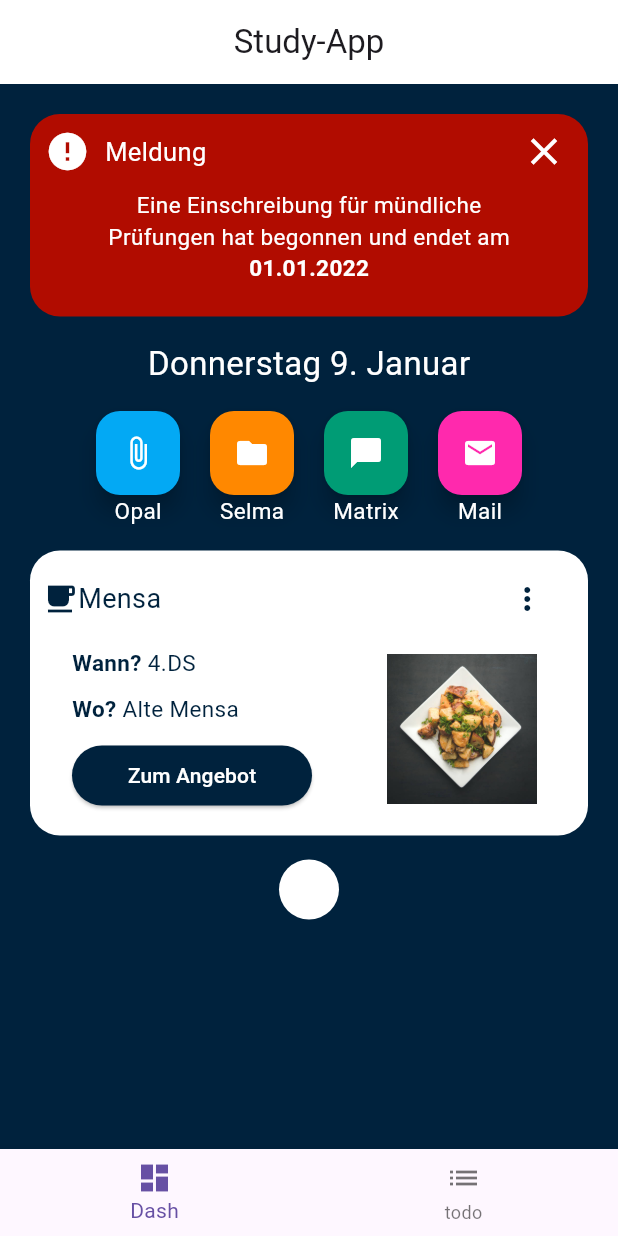
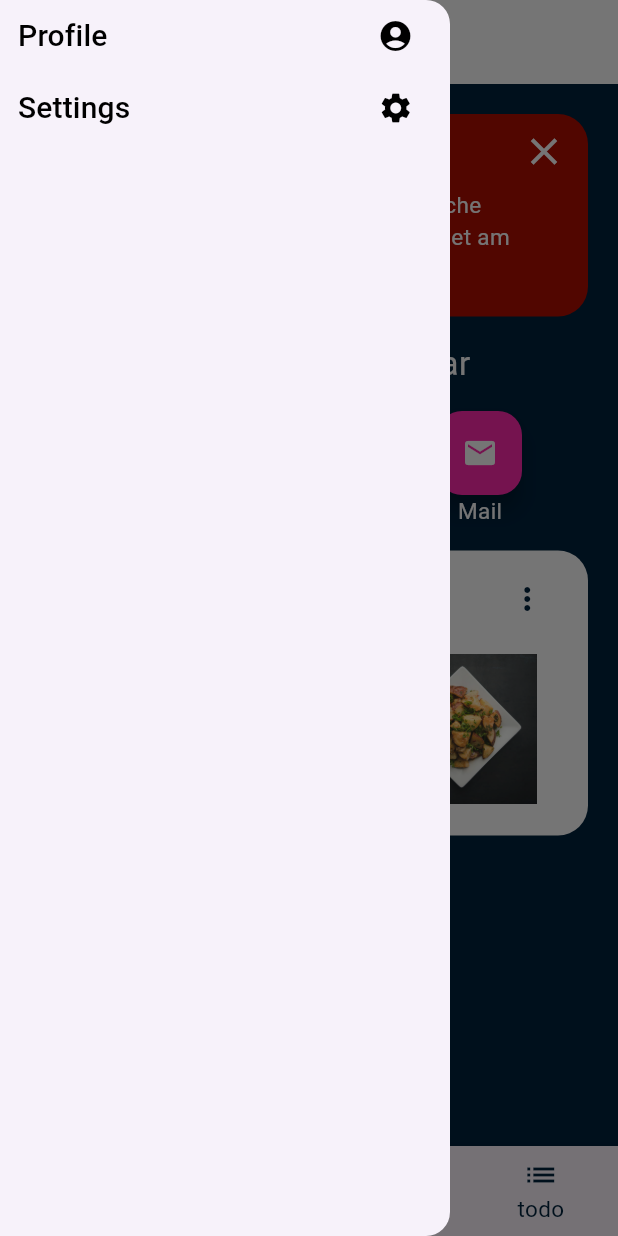
Before and after one commit to Niggi1105/study_app, a Flutter app: the screen it shows after launch, with the side drawer open (before the commit the screen has no drawer), on a phone screen of 412 x 824 dp. Run offline on Flutter 3.47's test engine with Material 3 defaults, Android fonts, the phone set to English and light mode, and no system bars.

Commit message:
finishing app bar and bottom bar 	modified:   lib/main.dart

```diff
--- a/lib/main.dart
+++ b/lib/main.dart
@@ -22,20 +22,37 @@ class Dashboard extends StatelessWidget {
   Widget build(BuildContext context) {
     return Scaffold(
       appBar: AppBar(
-        title: Center(child: const Text('Study-App')),
+        centerTitle: true,
+        title: const Text('Study-App'),
         backgroundColor: Colors.white,
       ),
+      drawer: Drawer(width: 300, child: DrawerPage(),),
+
       bottomNavigationBar: BottomNavigationBar(
+        type: BottomNavigationBarType.fixed,
+        unselectedItemColor: const Color.fromARGB(255, 0, 34, 61),
+        selectedItemColor: const Color.fromARGB(255, 0, 34, 61),
+        selectedFontSize: 15,
+        unselectedFontSize: 15,
         items: [
           BottomNavigationBarItem(
             icon: Icon(Icons.dashboard),
             label: 'Dash',
           ),
           BottomNavigationBarItem(
+            icon: Icon(Icons.music_note),
+            label: 'Musik',
+          ),
+          BottomNavigationBarItem(
+            icon: Icon(Icons.calendar_today),
+            label: 'Stundenplan',
+          ),
+          BottomNavigationBarItem(
             icon: Icon(Icons.list),
             label: 'todo',
 
           ),
+
         ],
       ),
       body: Stack(
@@ -59,6 +76,37 @@ class Dashboard extends StatelessWidget {
           )
         ],
       ),
+    );
+  }
+}
+
+class DrawerPage extends StatelessWidget {
+  const DrawerPage({super.key});
+
+  @override
+  Widget build(BuildContext context) {
+    return Column(
+      crossAxisAlignment: CrossAxisAlignment.start,
+      children: [
+        MenuItemButton(onPressed: () {}, child: Row(
+          children: [
+            Text('Profile', style: TextStyle(color: Colors.black, fontSize: 20, )),
+            Padding(
+              padding: const EdgeInsets.fromLTRB(180.0, 0,0,0),
+              child: Icon(Icons.account_circle, color: Colors.black,),
+            ),
+          ],
+        )),
+        MenuItemButton(onPressed: () {}, child: Row(
+          children: [
+            Text('Settings', style: TextStyle(color: Colors.black, fontSize: 20, )),
+            Padding(
+              padding: const EdgeInsets.fromLTRB(165.0, 0,0,0),
+              child: Icon(Icons.settings, color: Colors.black,),
+            ),
+          ],
+        )),
+      ],
     );
   }
 }
@@ -313,6 +361,7 @@ class MensaInfo extends StatelessWidget {
       child: Column(
         children: [
           Row(
+            spacing: 10,
             children: [
               Icon(
                 Icons.local_cafe,
@@ -324,7 +373,7 @@ class MensaInfo extends StatelessWidget {
                     color: const Color.fromARGB(255, 0, 34, 61), fontSize: 18),
               ),
               Padding(
-                padding: const EdgeInsets.fromLTRB(220, 0, 0, 0),
+                padding: const EdgeInsets.fromLTRB(200, 0, 0, 0),
                 child: IconButton(
                   icon: Icon(
                     Icons.more_vert,
```
